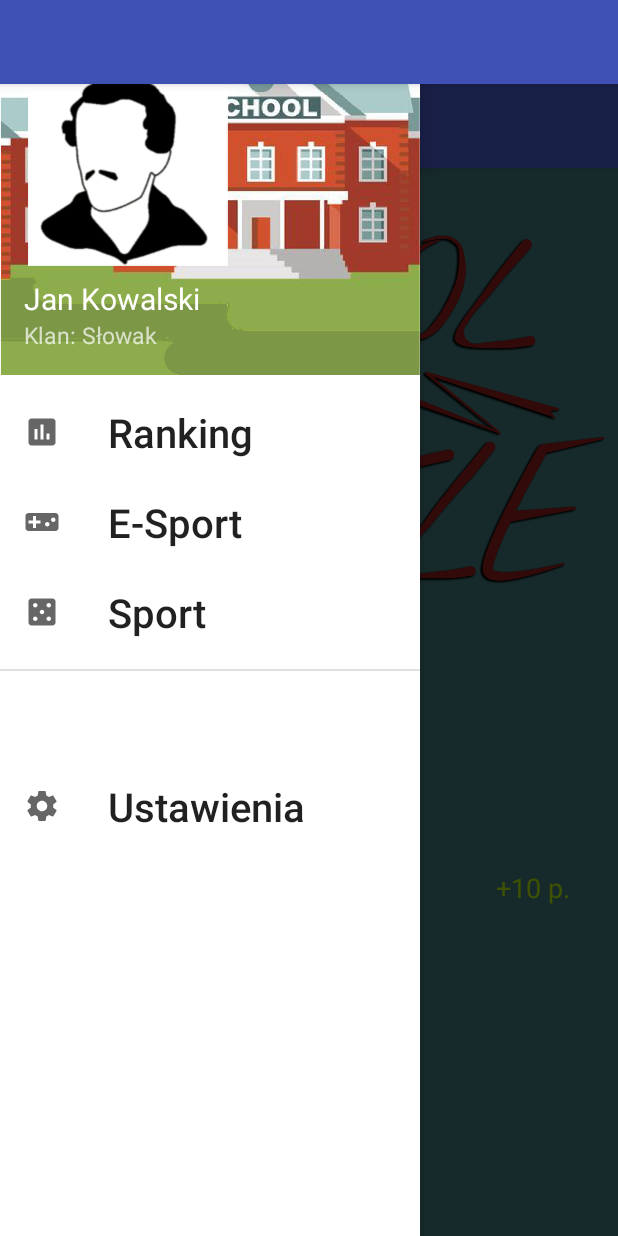
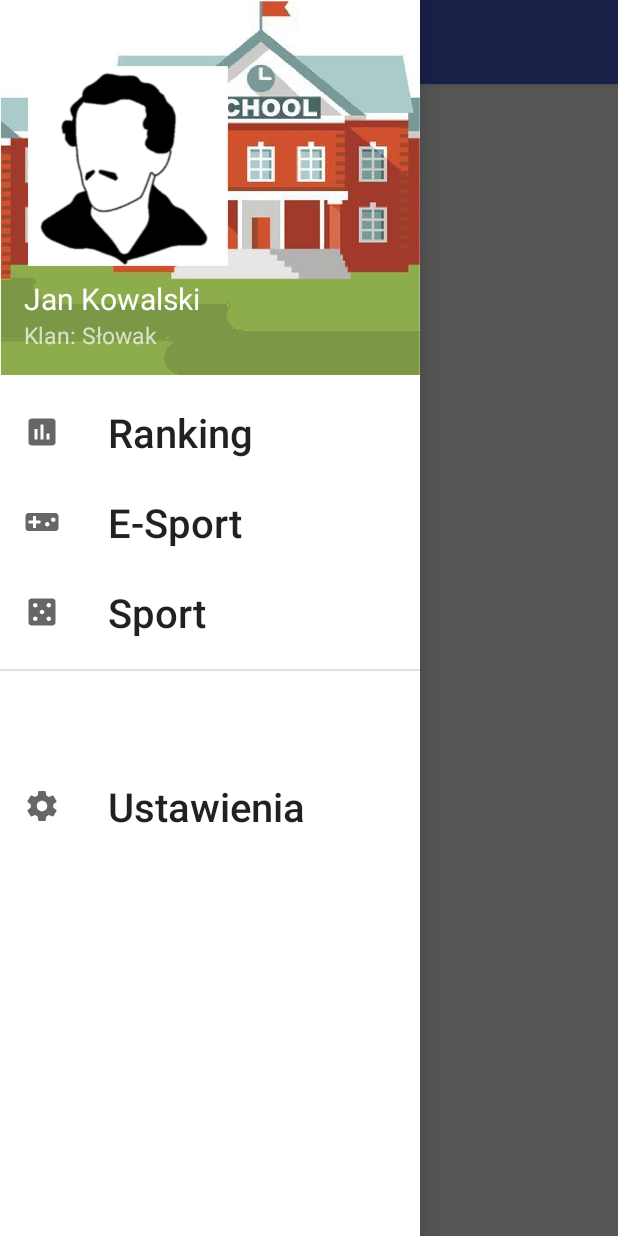
Before and after one commit to Yanitrix/hackathon, an Android app: the MainActivity screen opened directly, with no data from a screen before it, with the side drawer open, on a phone screen of 412 x 824 dp. Run offline under Robolectric (Android 15) with nearby library versions, the phone set to English and light mode, and no system bars.

Commit message:
Apka nie działała yanina poczebował

```diff
--- a/app/src/main/AndroidManifest.xml
+++ b/app/src/main/AndroidManifest.xml
@@ -10,19 +10,21 @@
         android:supportsRtl="true"
         android:theme="@style/AppTheme">
         <activity
-            android:name=".StartActivity"
+            android:name=".MainActivity"
             android:label="@string/app_name"
             android:screenOrientation="portrait"
             android:theme="@style/AppTheme.NoActionBar">
+
+        </activity>
+        <activity android:name=".LaderboardActivity" />
+        <activity android:name=".Sport" />
+        <activity android:name=".StartActivity">
             <intent-filter>
                 <action android:name="android.intent.action.MAIN" />
 
                 <category android:name="android.intent.category.LAUNCHER" />
             </intent-filter>
         </activity>
-        <activity android:name=".LaderboardActivity" />
-        <activity android:name=".Sport" />
-        <activity android:name=".MainActivity"></activity>
     </application>
 
 </manifest>
--- a/app/src/main/res/layout/content_main.xml
+++ b/app/src/main/res/layout/content_main.xml
@@ -4,88 +4,9 @@
     xmlns:tools="http://schemas.android.com/tools"
     android:layout_width="match_parent"
     android:layout_height="match_parent"
-    android:background="#3a6a6d"
+    android:background="@drawable/second_page"
     app:layout_behavior="@string/appbar_scrolling_view_behavior"
     tools:context=".MainActivity"
     tools:showIn="@layout/app_bar_main">
 
-    <ImageView
-        android:id="@+id/schoolBattleView"
-        android:layout_width="0dp"
-        android:layout_height="326dp"
-        app:layout_constraintBottom_toBottomOf="parent"
-        app:layout_constraintEnd_toEndOf="parent"
-        app:layout_constraintHorizontal_bias="1.0"
-        app:layout_constraintStart_toStartOf="parent"
-        app:layout_constraintTop_toTopOf="parent"
-        app:layout_constraintVertical_bias="0.0"
-        app:srcCompat="@drawable/logo_schoolbattle" />
-
-    <TextView
-        android:id="@+id/textView2"
-        android:layout_width="330dp"
-        android:layout_height="52dp"
-        android:text="Najnowsze inforamcje:"
-        android:textColor="#FFFFFF"
-        android:textSize="24sp"
-        android:textStyle="italic"
-        app:layout_constraintBottom_toBottomOf="parent"
-        app:layout_constraintEnd_toEndOf="parent"
-        app:layout_constraintHorizontal_bias="0.0"
-        app:layout_constraintStart_toStartOf="parent"
-        app:layout_constraintTop_toTopOf="parent"
-        app:layout_constraintVertical_bias="0.591" />
-
-    <TextView
-        android:id="@+id/textView3"
-        android:layout_width="254dp"
-        android:layout_height="28dp"
-        android:layout_marginBottom="8dp"
-        android:layout_marginEnd="8dp"
-        android:layout_marginTop="8dp"
-        android:text="Billard: Słowacki vs Śniadecki"
-        android:textColor="#FFFFFF"
-        android:textSize="18sp"
-        app:layout_constraintBottom_toBottomOf="parent"
-        app:layout_constraintEnd_toEndOf="parent"
-        app:layout_constraintHorizontal_bias="0.221"
-        app:layout_constraintStart_toStartOf="parent"
-        app:layout_constraintTop_toTopOf="parent"
-        app:layout_constraintVertical_bias="0.66" />
-
-    <TextView
-        android:id="@+id/textView4"
-        android:layout_width="254dp"
-        android:layout_height="28dp"
-        android:layout_marginBottom="8dp"
-        android:layout_marginTop="8dp"
-        android:text="Zwycięzca: Słowacki"
-        android:textColor="#FFFFFF"
-        android:textSize="18sp"
-        app:layout_constraintBottom_toBottomOf="parent"
-        app:layout_constraintEnd_toEndOf="parent"
-        app:layout_constraintHorizontal_bias="0.21"
-        app:layout_constraintStart_toStartOf="parent"
-        app:layout_constraintTop_toTopOf="parent"
-        app:layout_constraintVertical_bias="0.708" />
-
-    <TextView
-        android:id="@+id/textView5"
-        android:layout_width="wrap_content"
-        android:layout_height="56dp"
-        android:layout_marginBottom="8dp"
-        android:layout_marginEnd="8dp"
-        android:layout_marginStart="8dp"
-        android:layout_marginTop="8dp"
-        android:gravity="center_vertical"
-        android:text="+10 p."
-        android:textColor="@android:color/holo_green_light"
-        android:textSize="18sp"
-        app:layout_constraintBottom_toBottomOf="parent"
-        app:layout_constraintEnd_toEndOf="parent"
-        app:layout_constraintHorizontal_bias="0.93"
-        app:layout_constraintStart_toStartOf="parent"
-        app:layout_constraintTop_toTopOf="parent"
-        app:layout_constraintVertical_bias="0.694" />
-
 </android.support.constraint.ConstraintLayout>
```
Also changed, not shown: 3 other files.
